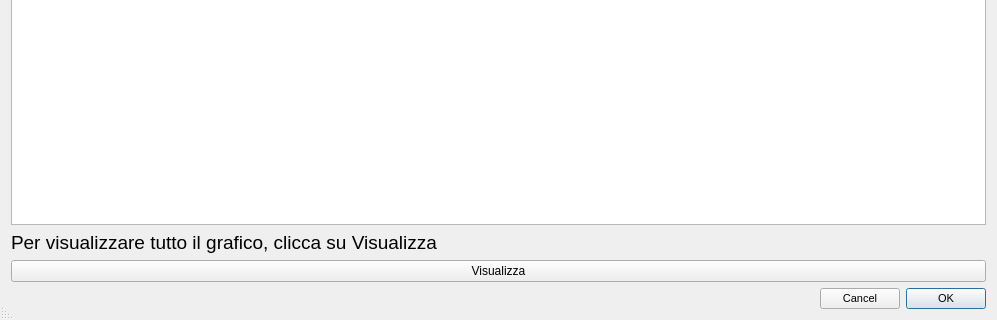
alessan10/c19-1, file c++/01_menu/menu_project/visualizza.ui: the form before one commit; both pictures show x 0 to 997 and y 329 to 649 of the 997 by 649 pixel window.
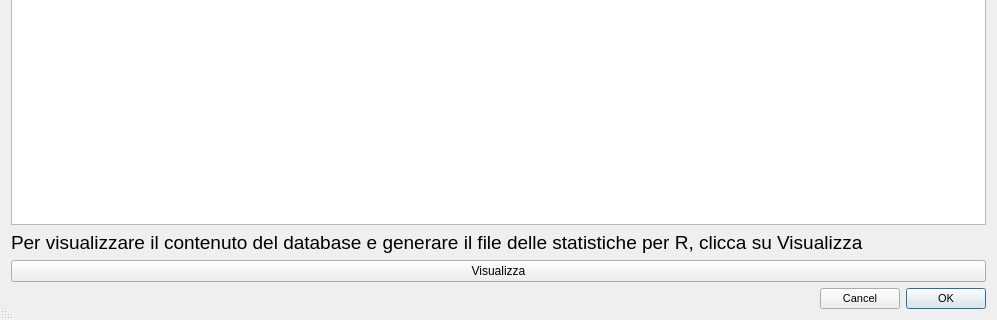
The form after the commit.

What changed in the file:
```diff
--- a/c++/01_menu/menu_project/visualizza.ui
+++ b/c++/01_menu/menu_project/visualizza.ui
@@ -41,7 +41,7 @@
       <enum>Qt::LeftToRight</enum>
      </property>
      <property name="text">
-      <string>Per visualizzare tutto il grafico, clicca su Visualizza</string>
+      <string>Per visualizzare il contenuto del database e generare il file delle statistiche per R, clicca su Visualizza</string>
      </property>
     </widget>
    </item>
```
